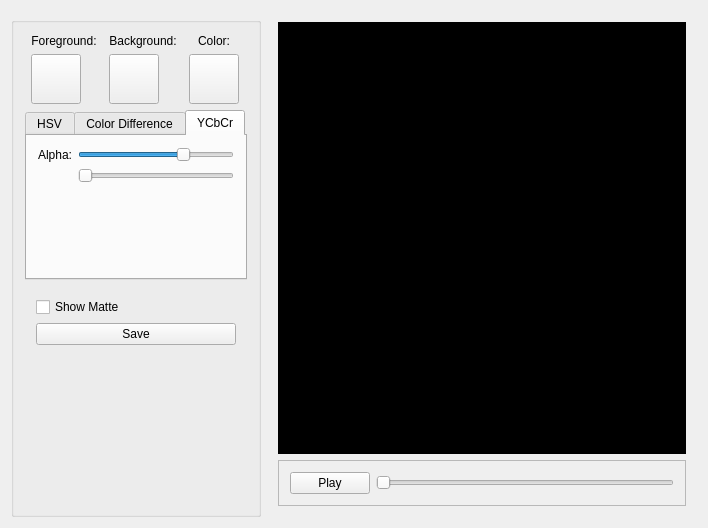
Old version of the form mainwidget.ui in the repository k8/ChromaKey.
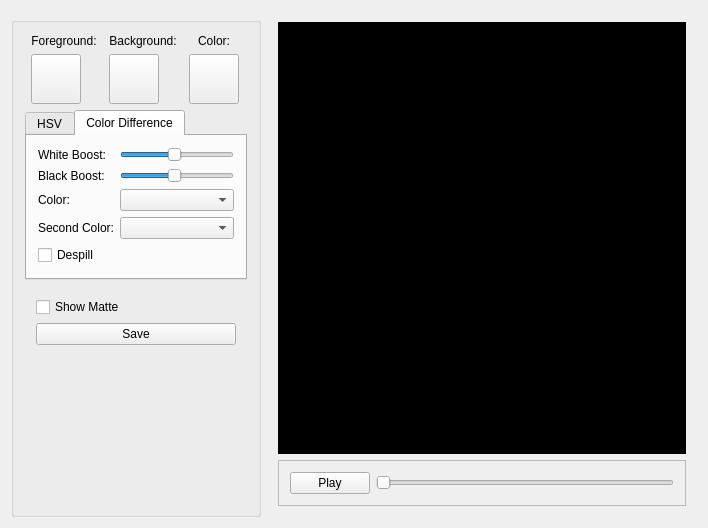
New version of the form. Custom widgets are drawn as their Qt base class.

What changed in the file:
```diff
--- a/mainwidget.ui
+++ b/mainwidget.ui
@@ -177,7 +177,7 @@
          <item>
           <widget class="QTabWidget" name="tabWidget">
            <property name="currentIndex">
-            <number>2</number>
+            <number>1</number>
            </property>
            <widget class="QWidget" name="hsvTab">
             <attribute name="title">
@@ -301,7 +301,7 @@
              <item row="3" column="0">
               <widget class="QLabel" name="label_2">
                <property name="text">
-                <string>Main Color:</string>
+                <string>Color:</string>
                </property>
               </widget>
              </item>
@@ -327,50 +327,6 @@
              </item>
             </layout>
            </widget>
-           <widget class="QWidget" name="tab_3">
-            <attribute name="title">
-             <string>YCbCr</string>
-            </attribute>
-            <layout class="QVBoxLayout" name="verticalLayout_7">
-             <item>
-              <layout class="QFormLayout" name="formLayout_2">
-               <property name="fieldGrowthPolicy">
-                <enum>QFormLayout::ExpandingFieldsGrow</enum>
-               </property>
-               <item row="0" column="0">
-                <widget class="QLabel" name="label_5">
-                 <property name="text">
-                  <string>Alpha:</string>
-                 </property>
-                </widget>
-               </item>
-               <item row="0" column="1">
-                <widget class="QSlider" name="alphaSlider">
-                 <property name="maximum">
-                  <number>360</number>
-                 </property>
-                 <property name="value">
-                  <number>250</number>
-                 </property>
-                 <property name="orientation">
-                  <enum>Qt::Horizontal</enum>
-                 </property>
-                </widget>
-               </item>
-               <item row="1" column="1">
-                <widget class="QSlider" name="ysSlider">
-                 <property name="maximum">
-                  <number>1000</number>
-                 </property>
-                 <property name="orientation">
-                  <enum>Qt::Horizontal</enum>
-                 </property>
-                </widget>
-               </item>
-              </layout>
-             </item>
-            </layout>
-           </widget>
           </widget>
          </item>
          <item>
```
